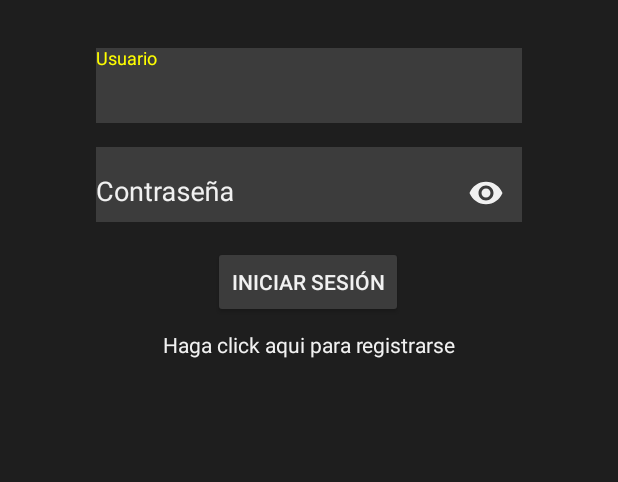
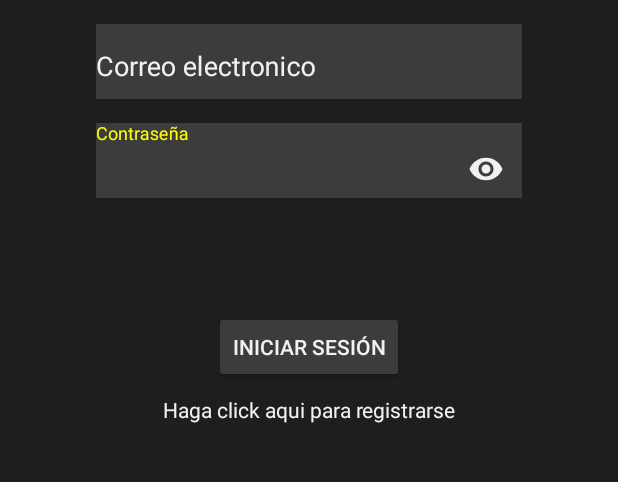
Before and after one commit to 18sgdc/AppFinal, an Android app: the screen it shows after launch (Login), after a tap on "INICIAR SESIÓN", on a phone screen of 412 x 824 dp, the part 522-1004 px from its top. Run offline under Robolectric (Android 15) with nearby library versions, the phone set to English and light mode, and no system bars; our stand-ins replace Firebase (no records; nobody signed in at launch, a user with empty details on screens opened directly); libraries missing offline, so code that uses them is left out: com.basgeekball.awesomevalidation.

Commit message:
pre carpeta para layout

```diff
--- a/IndustrialCopera/app/src/main/java/com/example/industrialcopera/Admin/editar/EditarConcierto.java
+++ b/IndustrialCopera/app/src/main/java/com/example/industrialcopera/Admin/editar/EditarConcierto.java
@@ -166,6 +166,7 @@ public class EditarConcierto extends Fragment {
                         public void onDataChange(@NonNull DataSnapshot snapshot) {
                             boolean correcto=true;
                             if(snapshot.hasChildren()){
+                                correcto=false;
 //                           COMPORBAR FECHA  (SOLO FECHA PARA QUE NO HAYA 2 DEL MISMO EL MISMO DIA)
 //                                for(DataSnapshot hijo:snapshot.getChildren()){
 //                                    Concierto pojo_producto=hijo.getValue(Concierto.class);
--- a/IndustrialCopera/app/src/main/java/com/example/industrialcopera/Login.java
+++ b/IndustrialCopera/app/src/main/java/com/example/industrialcopera/Login.java
@@ -29,7 +29,10 @@ import static com.basgeekball.awesomevalidation.ValidationStyle.BASIC;
 
 public class Login extends AppCompatActivity {
 
-    EditText et_nombre,et_contra,et_contra2,et_correo;
+//    EditText et_nombre,et_contra2
+    EditText et_contra,et_correo;
+    String correo, contra;
+
     Button b_inicio;
     DatabaseReference ref;
     StorageReference sto;
@@ -49,9 +52,9 @@ public class Login extends AppCompatActivity {
 
         iniciado();
         res=getResources();
-        et_nombre=(EditText) findViewById(R.id.et_inicio_usuario);
+//        et_nombre=(EditText) findViewById(R.id.et_inicio_usuario);
         et_contra=(EditText) findViewById(R.id.et_inicio_contra);
-        et_contra2=(EditText) findViewById(R.id.et_inicio_contra2);
+//        et_contra2=(EditText) findViewById(R.id.et_inicio_contra2);
         et_correo=(EditText) findViewById(R.id.et_inicio_email);
         b_inicio=(Button)findViewById(R.id.b_iniciar);
 
@@ -71,19 +74,20 @@ public class Login extends AppCompatActivity {
     }
 
     public void iniciar(){
-        String usuario=et_nombre.getText().toString().trim();
-        final String contra=et_contra.getText().toString().trim();
+//        String usuario=et_nombre.getText().toString().trim();
+        correo=et_correo.getText().toString().trim();
+        contra=et_contra.getText().toString().trim();
 
 
-        ref.child("discoteca").child("usuarios").orderByChild("nombre").equalTo(usuario)
+        ref.child("discoteca").child("usuarios").orderByChild("correo").equalTo(correo)
                 .addListenerForSingleValueEvent(new ValueEventListener() {
                     @Override
                     public void onDataChange(@NonNull DataSnapshot snapshot) {
                         if(snapshot.hasChildren()){
                             DataSnapshot hijo=snapshot.getChildren().iterator().next();
-                            String id=hijo.getKey();
+//                            String id=hijo.getKey();
                             Usuario nuevo=hijo.getValue(Usuario.class);
-                            nuevo.setId(id);
+//                            nuevo.setId(id);
                             if(nuevo.getContraseña().equals(contra)){
                                 spE.putString("KEY",nuevo.getId());
                                 spE.putString("USER",nuevo.getNombre());
@@ -99,6 +103,7 @@ public class Login extends AppCompatActivity {
                             }else{
 //                                et_nombre.setError(res.getString(R.string.error_inicio));
 //                                et_contra.setError(res.getString(R.string.error_inicio));
+                                // TODO: 23/04/2021 Completar los errores
                             }
                         }else{
 //                            et_nombre.setError(res.getString(R.string.error_inicio));
@@ -114,48 +119,51 @@ public class Login extends AppCompatActivity {
     }
 
     public void Registrarse(){
-        final String nombre=et_nombre.getText().toString();
-        final String contra=et_contra.getText().toString();
-        final String contra2=et_contra2.getText().toString();
-        final String correo=et_correo.getText().toString();
+//        final String nombre=et_nombre.getText().toString();
+//        final String contra2=et_contra2.getText().toString();
+        correo=et_correo.getText().toString();
+        contra=et_contra.getText().toString();
 
         final AwesomeValidation mAwesomeValidation = new AwesomeValidation(BASIC);
         mAwesomeValidation.addValidation(
                 this, R.id.et_inicio_email, android.util.Patterns.EMAIL_ADDRESS, R.string.error_correo);
 
 
-        if(nombre.equals("")){
-            et_nombre.setError(res.getString(R.string.vacio));
-        }else if(contra.equals("")){
-            et_contra.setError(res.getString(R.string.vacio));
-        }else if(contra2.equals("")){
-            et_contra2.setError(res.getString(R.string.vacio));
-        }else if(!contra.equals(contra2)) {
-            et_contra2.setError(res.getString(R.string.error_contra2));
-        }else{
-            ref.child("discoteca").child("usuarios").orderByChild("nombre").equalTo(nombre)
+//        if(nombre.equals("")){
+//            et_nombre.setError(res.getString(R.string.vacio));
+//        }else if(contra.equals("")){
+//            et_contra.setError(res.getString(R.string.vacio));
+//        }else if(contra2.equals("")){
+//            et_contra2.setError(res.getString(R.string.vacio));
+//        }else if(!contra.equals(contra2)) {
+//            et_contra2.setError(res.getString(R.string.error_contra2));
+//        }else{
+        // TODO: 23/04/2021 Comprobaciones
+            ref.child("discoteca").child("usuarios").orderByChild("correo").equalTo(correo)
                     .addListenerForSingleValueEvent(new ValueEventListener() {
                         @Override
                         public void onDataChange(@NonNull DataSnapshot snapshot) {
                             if(snapshot.hasChildren()){
-                                et_nombre.setError(res.getString(R.string.error_repetido_sus));
+                                et_correo.setError(res.getString(R.string.error_repetido_correo));
                             }else {
 //                                Usuario nuevo=new Usuario(nombre,contra,correo,false,false);
                                 Usuario nuevo=new Usuario();
-                                nuevo.setNombre(nombre);
+//                                nuevo.setNombre(nombre);
+                                nuevo.setCorreo(correo);
                                 nuevo.setContraseña(contra);
-                                nuevo.setCorreo(correo);
                                 String id=ref.child("discoteca").child("usuarios").push().getKey();
                                 nuevo.setId(id);
                                 ref.child("discoteca").child("usuarios").child(id).setValue(nuevo);
                                 Uri foto_url= Uri.parse("R.drawable.user");
+
+
                                 sto.child("discoteca").child("usuarios").child(id).putFile(foto_url);
 
                                 spE.putString("KEY",nuevo.getId());
                                 spE.putString("USER",nuevo.getNombre());
                                 spE.putBoolean("ADMIN",nuevo.isAdmin());
                                 spE.commit();
-                                Intent intent = null;
+                                Intent intent;
                                 if(nuevo.isAdmin()){
                                     intent=new Intent(getApplicationContext(), Administrador.class);
                                 }else{
@@ -171,19 +179,19 @@ public class Login extends AppCompatActivity {
                         }
                     });
 
-        }
+//        }
     }
 
     public void actualizar(View v){
         registrarse=!registrarse;
         if(registrarse){
-            ((TextInputLayout) findViewById(R.id.et_inicio_contra2G)).setVisibility(View.VISIBLE);
-            ((TextInputLayout) findViewById(R.id.et_inicio_emailG)).setVisibility(View.VISIBLE);
+//            ((TextInputLayout) findViewById(R.id.et_inicio_contra2G)).setVisibility(View.VISIBLE);
+//            ((TextInputLayout) findViewById(R.id.et_inicio_emailG)).setVisibility(View.VISIBLE);
             b_inicio.setText(res.getString(R.string.registrarse));
             ((TextView)v).setText(res.getString(R.string.cambiarIniciar));
         }else{
-            ((TextInputLayout) findViewById(R.id.et_inicio_contra2G)).setVisibility(View.GONE);
-            ((TextInputLayout) findViewById(R.id.et_inicio_emailG)).setVisibility(View.GONE);
+//            ((TextInputLayout) findViewById(R.id.et_inicio_contra2G)).setVisibility(View.GONE);
+//            ((TextInputLayout) findViewById(R.id.et_inicio_emailG)).setVisibility(View.GONE);
             b_inicio.setText(res.getString(R.string.iniciar_sesion));
             ((TextView)v).setText(res.getString(R.string.cambiarRegistrarse));
         }
--- a/IndustrialCopera/app/src/main/res/layout/activity_main.xml
+++ b/IndustrialCopera/app/src/main/res/layout/activity_main.xml
@@ -43,28 +43,29 @@
         android:id="@+id/b_iniciar"
         android:layout_width="wrap_content"
         android:layout_height="wrap_content"
-        android:layout_marginTop="16dp"
+        android:layout_marginTop="8dp"
+        android:layout_marginBottom="64dp"
         android:onClick="entrar"
         android:text="Iniciar Sesión"
         app:layout_constraintBottom_toBottomOf="parent"
         app:layout_constraintEnd_toEndOf="@+id/et_inicio_usuarioG"
-        app:layout_constraintHorizontal_bias="0.494"
         app:layout_constraintStart_toStartOf="@+id/et_inicio_usuarioG"
-        app:layout_constraintTop_toBottomOf="@+id/et_inicio_emailG"
-        app:layout_constraintVertical_bias="0.0" />
+        app:layout_constraintTop_toBottomOf="@+id/et_inicio_contraG"
+        app:layout_constraintVertical_bias="0.3" />
 
     <com.google.android.material.textfield.TextInputLayout
         android:id="@+id/et_inicio_usuarioG"
         android:layout_width="0dp"
         android:layout_height="50dp"
         android:layout_marginStart="64dp"
-        android:layout_marginTop="32dp"
+        android:layout_marginTop="8dp"
         android:layout_marginEnd="64dp"
         android:background="@color/fondoClaro"
         android:textColorHint="@color/letra"
+        android:visibility="gone"
         app:layout_constraintEnd_toEndOf="parent"
         app:layout_constraintStart_toStartOf="parent"
-        app:layout_constraintTop_toBottomOf="@+id/imageView3"
+        app:layout_constraintTop_toBottomOf="@+id/textView2"
         app:passwordToggleEnabled="false">
 
         <com.google.android.material.textfield.TextInputEditText
@@ -88,9 +89,9 @@
         android:background="@color/fondoClaro"
         android:textColorHint="@color/letra"
         app:boxStrokeColor="@color/color"
-        app:layout_constraintEnd_toEndOf="@+id/et_inicio_usuarioG"
-        app:layout_constraintStart_toStartOf="@+id/et_inicio_usuarioG"
-        app:layout_constraintTop_toBottomOf="@+id/et_inicio_usuarioG"
+        app:layout_constraintEnd_toEndOf="@+id/et_inicio_emailG"
+        app:layout_constraintStart_toStartOf="@+id/et_inicio_emailG"
+        app:layout_constraintTop_toBottomOf="@+id/et_inicio_emailG"
         app:passwordToggleEnabled="true"
         app:passwordToggleTint="@color/letra"
         app:startIconTint="@color/color">
@@ -141,19 +142,21 @@
         android:id="@+id/et_inicio_emailG"
         android:layout_width="0dp"
         android:layout_height="50dp"
+        android:layout_marginStart="64dp"
         android:layout_marginTop="16dp"
+        android:layout_marginEnd="64dp"
         android:background="@color/fondoClaro"
         android:textColorHint="@color/letra"
-        android:visibility="gone"
-        app:layout_constraintEnd_toEndOf="@+id/et_inicio_contraG"
-        app:layout_constraintStart_toStartOf="@+id/et_inicio_contraG"
-        app:layout_constraintTop_toBottomOf="@+id/et_inicio_contra2G"
+        android:visibility="visible"
+        app:layout_constraintEnd_toEndOf="parent"
+        app:layout_constraintStart_toStartOf="parent"
+        app:layout_constraintTop_toBottomOf="@+id/imageView3"
         app:passwordToggleEnabled="false">
 
         <com.google.android.material.textfield.TextInputEditText
             android:id="@+id/et_inicio_email"
             android:layout_width="match_parent"
-            android:layout_height="wrap_content"
+            android:layout_height="36dp"
             android:hint="Correo electronico"
             android:inputType="textEmailAddress"
             android:textColor="@color/letra"
--- a/IndustrialCopera/app/src/main/res/values/strings.xml
+++ b/IndustrialCopera/app/src/main/res/values/strings.xml
@@ -17,7 +17,7 @@
     <string name="vacio">No puedes dejar este campo vacio</string>
     <string name="error_correo">Correo electronico erroneo</string>
     <string name="error_contra2">Las contraseñas no coinciden</string>
-    <string name="error_repetido_sus">Ese usuario a existe</string>
+    <string name="error_repetido_correo">Ese correo ya esta registrado</string>
     <string name="error_inicio">Contraseña o Usuario incorrecto</string>
     <string name="iniciar_sesion">Iniciar Sesión</string>
     <string name="registrarse">Registrarse</string>
```
Also changed, not shown: IndustrialCopera/app/src/main/java/com/example/industrialcopera/Admin/editar/EditarCupon.java (+19 -17 lines).
